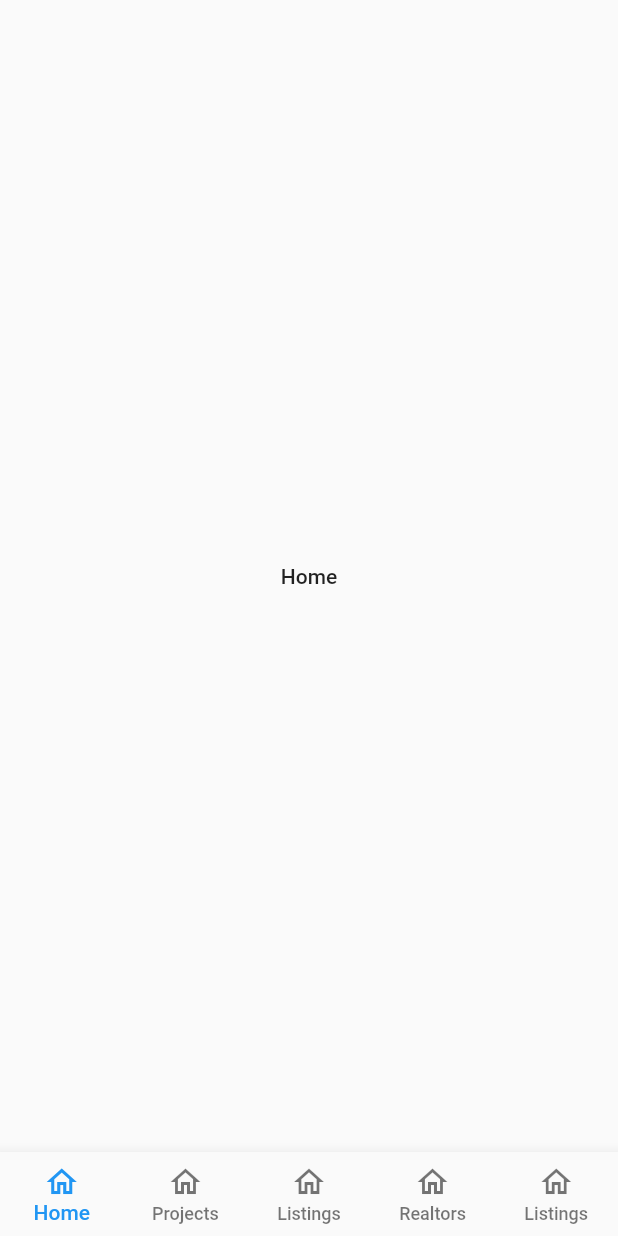
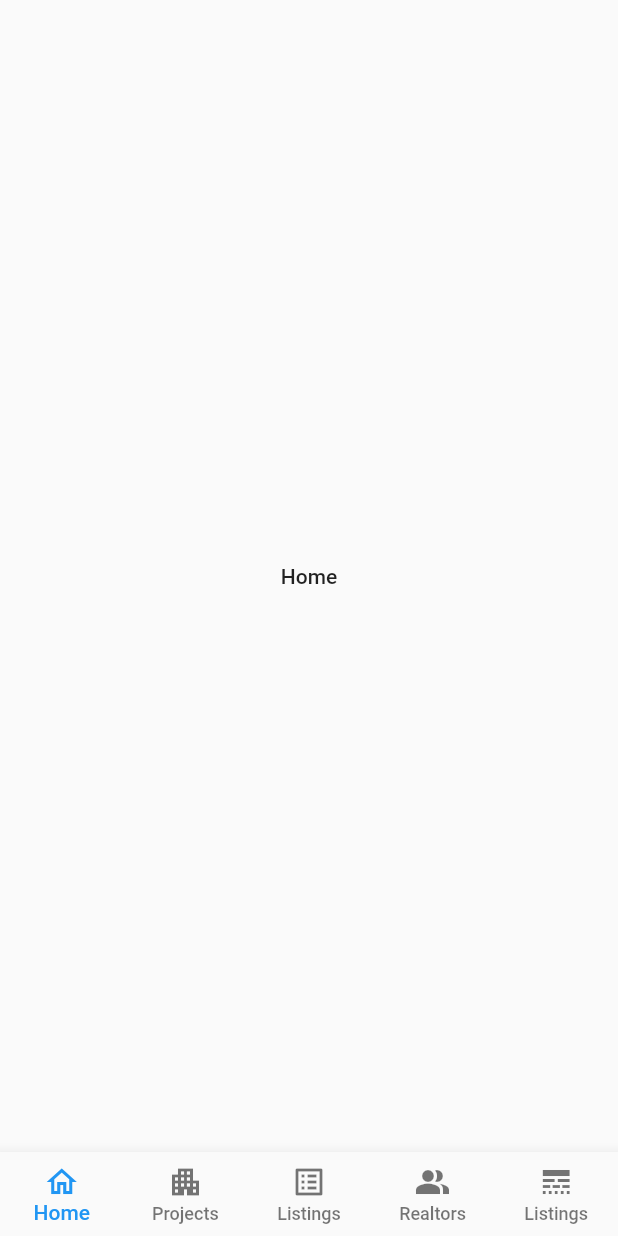
Before and after one commit to JaiAravindh-git/RealEstateAppUI, a Flutter app: the screen it shows after launch, on a phone screen of 412 x 824 dp. Run offline on Flutter 3.47's test engine with Material 2 defaults, Android fonts, the phone set to English and light mode, and no system bars; missing offline and left inert: nice_button.

Commit message:
Bottom Bar complete

```diff
--- a/lib/main.dart
+++ b/lib/main.dart
@@ -56,11 +56,31 @@ class _HomePageState extends State<HomePage> {
       currentIndex: _currentIndex,
       type: BottomNavigationBarType.fixed,
       items: [
-        bottomBar("Home", Colors.grey),
-        bottomBar("Projects", Colors.grey),
-        bottomBar("Listings", Colors.grey),
-        bottomBar("Realtors", Colors.grey),
-        bottomBar("Listings", Colors.grey),
+        bottomBar(
+          "Home",
+          Colors.grey,
+          Icon(Icons.home_outlined),
+        ),
+        bottomBar(
+          "Projects",
+          Colors.grey,
+          Icon(Icons.apartment),
+        ),
+        bottomBar(
+          "Listings",
+          Colors.grey,
+          Icon(Icons.list_alt_outlined),
+        ),
+        bottomBar(
+          "Realtors",
+          Colors.grey,
+          Icon(Icons.people_alt_sharp),
+        ),
+        bottomBar(
+          "Listings",
+          Colors.grey,
+          Icon(Icons.line_style),
+        ),
       ],
       onTap: (index) {
         setState(() {
@@ -70,11 +90,9 @@ class _HomePageState extends State<HomePage> {
     );
   }
 
-  BottomNavigationBarItem bottomBar(label, colour) {
+  BottomNavigationBarItem bottomBar(label, colour, icons) {
     return BottomNavigationBarItem(
-        icon: Icon(Icons.home_outlined),
-        title: Text(label),
-        backgroundColor: colour);
+        icon: icons, title: Text(label), backgroundColor: colour);
   }
 }
 
```
